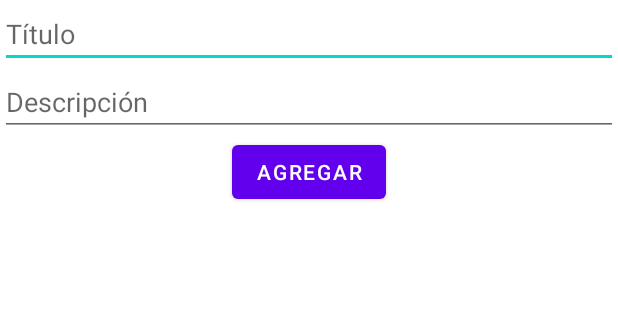
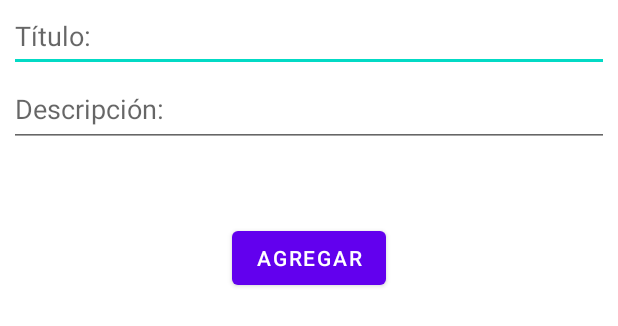
Before and after one commit to SrWoonejos/M5Prueba_Arquitectura, an Android app: the layout activity_new_task.xml on its own in the app's theme, with its tools: preview values and no code run, on a phone screen of 412 x 824 dp. Shown: the top 326 px of the screen. Run offline under Robolectric (Android 15) with nearby library versions, the phone set to English and light mode, and no system bars.

Commit message:
<correccionRes>

```diff
--- a/app/src/main/res/layout/activity_main.xml
+++ b/app/src/main/res/layout/activity_main.xml
@@ -20,7 +20,7 @@
         android:id="@+id/cl_add_task"
         android:layout_width="0dp"
         android:layout_height="0dp"
-        android:background="@color/black"
+        android:background="@color/teal_700"
         app:layout_constraintBottom_toBottomOf="parent"
         app:layout_constraintEnd_toEndOf="parent"
         app:layout_constraintStart_toStartOf="parent">
--- a/app/src/main/res/layout/activity_new_task.xml
+++ b/app/src/main/res/layout/activity_new_task.xml
@@ -12,9 +12,9 @@
         app:layout_constraintHorizontal_bias="0.5"
         app:layout_constraintStart_toStartOf="parent"
         app:layout_constraintTop_toTopOf="parent"
-        android:layout_width="0dp"
-        android:layout_height="wrap_content"
-        android:hint="Título"
+        android:layout_width="400dp"
+        android:layout_height="48dp"
+        android:hint="@string/title"
         android:inputType="text"
         tools:layout_editor_absoluteX="16dp"
         tools:layout_editor_absoluteY="16dp" />
@@ -24,22 +24,22 @@
         app:layout_constraintEnd_toEndOf="parent"
         app:layout_constraintStart_toStartOf="parent"
         app:layout_constraintTop_toBottomOf="@+id/etTitle"
-        android:layout_width="0dp"
-        android:layout_height="wrap_content"
-        android:hint="Descripción"
+        android:layout_width="400dp"
+        android:layout_height="50dp"
+        android:hint="@string/description"
         android:inputType="textMultiLine"
-        tools:layout_editor_absoluteX="16dp"
-        tools:layout_editor_absoluteY="81dp" />
+        tools:layout_editor_absoluteX="80dp"
+        tools:layout_editor_absoluteY="80dp" />
 
     <Button
         android:id="@+id/buttonEnviar"
+        android:layout_width="wrap_content"
+        android:layout_height="wrap_content"
+        android:layout_marginTop="50dp"
+        android:text="@string/add"
+        android:textColorHint="@color/teal_700"
         app:layout_constraintEnd_toEndOf="parent"
         app:layout_constraintStart_toStartOf="parent"
-        app:layout_constraintTop_toBottomOf="@+id/etDescription"
-        android:layout_width="wrap_content"
-        android:layout_height="wrap_content"
-        android:text="Agregar"
-        tools:layout_editor_absoluteX="153dp"
-        tools:layout_editor_absoluteY="482dp" />
+        app:layout_constraintTop_toBottomOf="@+id/etDescription" />
 
 </androidx.constraintlayout.widget.ConstraintLayout>
--- a/app/src/main/res/layout/item_task.xml
+++ b/app/src/main/res/layout/item_task.xml
@@ -21,7 +21,8 @@
         app:layout_constraintEnd_toEndOf="parent"
         app:layout_constraintStart_toStartOf="parent"
         app:layout_constraintTop_toTopOf="parent"
-        tools:text="this is the title" />
+        tools:text="@string/titleAdd"
+        android:gravity="center"/>
 
     <androidx.appcompat.widget.AppCompatTextView
         android:id="@+id/tv_task_description"
@@ -34,7 +35,7 @@
         app:layout_constraintEnd_toEndOf="parent"
         app:layout_constraintStart_toStartOf="parent"
         app:layout_constraintTop_toBottomOf="@+id/tv_task_title"
-        tools:text="this is the description" />
+        tools:text="@string/newDescription" />
 
     <View
         android:id="@+id/separator"
--- a/app/src/main/res/values/strings.xml
+++ b/app/src/main/res/values/strings.xml
@@ -1,3 +1,8 @@
 <resources>
-    <string name="app_name">Coroutines</string>
+    <string name="app_name">PruebaM5</string>
+    <string name="title">Título: </string>
+    <string name="description">Descripción: </string>
+    <string name="add">Agregar</string>
+    <string name="titleAdd">Nuevo Titulo</string>
+    <string name="newDescription">description</string>
 </resources>
```
Also changed, not shown: app/src/main/res/values-night/strings.xml (added, +8 -0 lines).
